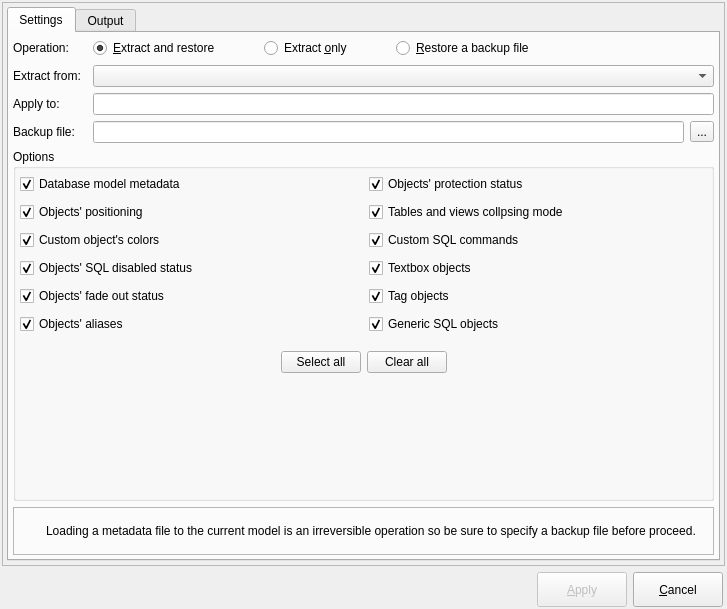
First picture: the form in libpgmodeler_ui/ui/metadatahandlingform.ui, repository pgmodeler/pgmodeler, before the edit.
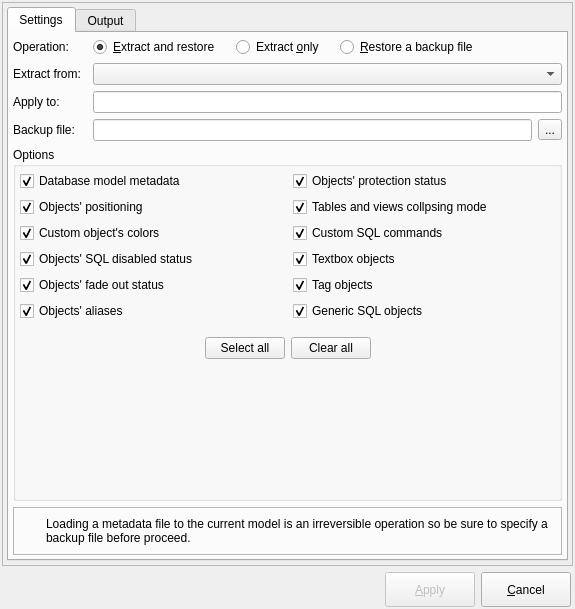
Second picture: the form after the edit. Icons and pictures are not drawn.

Commit message: More hint text removal

Diff of the .ui file:
```diff
--- a/libpgmodeler_ui/ui/metadatahandlingform.ui
+++ b/libpgmodeler_ui/ui/metadatahandlingform.ui
@@ -6,7 +6,7 @@
    <rect>
     <x>0</x>
     <y>0</y>
-    <width>727</width>
+    <width>575</width>
     <height>609</height>
    </rect>
   </property>
@@ -332,10 +332,10 @@
                   </sizepolicy>
                  </property>
                  <property name="toolTip">
-                  <string/>
+                  <string>&lt;p&gt;Handles the objects' aliases  in the metadata file. Only for graphical objects and table's children objects.&lt;/p&gt;</string>
                  </property>
                  <property name="statusTip">
-                  <string>Handles the objects' aliases  in the metadata file. Only for graphical objects and table's children objects.</string>
+                  <string/>
                  </property>
                  <property name="text">
                   <string>Objects' aliases</string>
@@ -345,28 +345,6 @@
                  </property>
                 </widget>
                </item>
-               <item>
-                <widget class="QWidget" name="objs_aliases_hint" native="true">
-                 <property name="sizePolicy">
-                  <sizepolicy hsizetype="Fixed" vsizetype="Fixed">
-                   <horstretch>0</horstretch>
-                   <verstretch>0</verstretch>
-                  </sizepolicy>
-                 </property>
-                 <property name="minimumSize">
-                  <size>
-                   <width>22</width>
-                   <height>22</height>
-                  </size>
-                 </property>
-                 <property name="maximumSize">
-                  <size>
-                   <width>22</width>
-                   <height>22</height>
-                  </size>
-                 </property>
-                </widget>
-               </item>
               </layout>
              </item>
              <item row="1" column="0">
@@ -380,11 +358,11 @@
                   </sizepolicy>
                  </property>
                  <property name="toolTip">
-                  <string/>
-                 </property>
-                 <property name="statusTip">
                   <string>Handles the objects' positioning in the metadata file.</string>
                  </property>
+                 <property name="statusTip">
+                  <string/>
+                 </property>
                  <property name="text">
                   <string>Objects' positioning</string>
                  </property>
@@ -393,28 +371,6 @@
                  </property>
                 </widget>
                </item>
-               <item>
-                <widget class="QWidget" name="objs_positioning_hint" native="true">
-                 <property name="sizePolicy">
-                  <sizepolicy hsizetype="Fixed" vsizetype="Fixed">
-                   <horstretch>0</horstretch>
-                   <verstretch>0</verstretch>
-                  </sizepolicy>
-                 </property>
-                 <property name="minimumSize">
-                  <size>
-                   <width>22</width>
-                   <height>22</height>
-                  </size>
-                 </property>
-                 <property name="maximumSize">
-                  <size>
-                   <width>22</width>
-                   <height>22</height>
-                  </size>
-                 </property>
-                </widget>
-               </item>
               </layout>
              </item>
              <item row="8" column="0" colspan="2">
@@ -441,10 +397,10 @@
                   </sizepolicy>
                  </property>
                  <property name="toolTip">
-                  <string/>
+                  <string>&lt;p&gt;Handles the objects' custom colors in the metadata file. Currently available only for relationships and schemas.&lt;/p&gt;</string>
                  </property>
                  <property name="statusTip">
-                  <string>Handles the objects' custom colors in the metadata file. Currently available only for relationships and schemas.</string>
+                  <string/>
                  </property>
                  <property name="text">
                   <string>Custom object's colors</string>
@@ -454,28 +410,6 @@
                  </property>
                 </widget>
                </item>
-               <item>
-                <widget class="QWidget" name="custom_colors_hint" native="true">
-                 <property name="sizePolicy">
-                  <sizepolicy hsizetype="Fixed" vsizetype="Fixed">
-                   <horstretch>0</horstretch>
-                   <verstretch>0</verstretch>
-                  </sizepolicy>
-                 </property>
-                 <property name="minimumSize">
-                  <size>
-                   <width>22</width>
-                   <height>22</height>
-                  </size>
-                 </property>
-                 <property name="maximumSize">
-                  <size>
-                   <width>22</width>
-                   <height>22</height>
-                  </size>
-                 </property>
-                </widget>
-               </item>
               </layout>
              </item>
              <item row="0" column="1">
@@ -489,11 +423,11 @@
                   </sizepolicy>
                  </property>
                  <property name="toolTip">
-                  <string/>
-                 </property>
-                 <property name="statusTip">
                   <string>Handles the objects' protection status in the metadata file.</string>
                  </property>
+                 <property name="statusTip">
+                  <string/>
+                 </property>
                  <property name="text">
                   <string>Objects' protection status</string>
                  </property>
@@ -502,28 +436,6 @@
                  </property>
                 </widget>
                </item>
-               <item>
-                <widget class="QWidget" name="objs_protection_hint" native="true">
-                 <property name="sizePolicy">
-                  <sizepolicy hsizetype="Fixed" vsizetype="Fixed">
-                   <horstretch>0</horstretch>
-                   <verstretch>0</verstretch>
-                  </sizepolicy>
-                 </property>
-                 <property name="minimumSize">
-                  <size>
-                   <width>22</width>
-                   <height>22</height>
-                  </size>
-                 </property>
-                 <property name="maximumSize">
-                  <size>
-                   <width>22</width>
-                   <height>22</height>
-                  </size>
-                 </property>
-                </widget>
-               </item>
               </layout>
              </item>
              <item row="3" column="0">
@@ -537,11 +449,11 @@
                   </sizepolicy>
                  </property>
                  <property name="toolTip">
-                  <string/>
-                 </property>
-                 <property name="statusTip">
                   <string>Handles the objects' SQL disabled status in the metadata file.</string>
                  </property>
+                 <property name="statusTip">
+                  <string/>
+                 </property>
                  <property name="text">
                   <string>Objects' SQL disabled status</string>
                  </property>
@@ -550,28 +462,6 @@
                  </property>
                 </widget>
                </item>
-               <item>
-                <widget class="QWidget" name="objs_sql_disabled_hint" native="true">
-                 <property name="sizePolicy">
-                  <sizepolicy hsizetype="Fixed" vsizetype="Fixed">
-                   <horstretch>0</horstretch>
-                   <verstretch>0</verstretch>
-                  </sizepolicy>
-                 </property>
-                 <property name="minimumSize">
-                  <size>
-                   <width>22</width>
-                   <height>22</height>
-                  </size>
-                 </property>
-                 <property name="maximumSize">
-                  <size>
-                   <width>22</width>
-                   <height>22</height>
-                  </size>
-                 </property>
-                </widget>
-               </item>
               </layout>
              </item>
              <item row="0" column="0">
@@ -585,10 +475,10 @@
                   </sizepolicy>
                  </property>
                  <property name="toolTip">
-                  <string/>
+                  <string>&lt;p&gt;Handles the following database model attributes in the metadata file: author, zoom factor, last position and default objects.&lt;/p&gt;</string>
                  </property>
                  <property name="statusTip">
-                  <string>Handles the following database model attributes in the metadata file: author, zoom factor, last position and default objects.</string>
+                  <string/>
                  </property>
                  <property name="text">
                   <string>Database model metadata</string>
@@ -598,28 +488,6 @@
                  </property>
                 </widget>
                </item>
-               <item>
-                <widget class="QWidget" name="db_metadata_hint" native="true">
-                 <property name="sizePolicy">
-                  <sizepolicy hsizetype="Fixed" vsizetype="Fixed">
-                   <horstretch>0</horstretch>
-                   <verstretch>0</verstretch>
-                  </sizepolicy>
-                 </property>
-                 <property name="minimumSize">
-                  <size>
-                   <width>22</width>
-                   <height>22</height>
-                  </size>
-                 </property>
-                 <property name="maximumSize">
-                  <size>
-                   <width>22</width>
-                   <height>22</height>
-                  </size>
-                 </property>
-                </widget>
-               </item>
               </layout>
              </item>
              <item row="5" column="0">
@@ -633,11 +501,11 @@
                   </sizepolicy>
                  </property>
                  <property name="toolTip">
-                  <string/>
-                 </property>
-                 <property name="statusTip">
                   <string>Handles the objects' fade out status in the metadata file.</string>
                  </property>
+                 <property name="statusTip">
+                  <string/>
+                 </property>
                  <property name="text">
                   <string>Objects' fade out status</string>
                  </property>
@@ -646,28 +514,6 @@
                  </property>
                 </widget>
                </item>
-               <item>
-                <widget class="QWidget" name="objs_fadedout_hint" native="true">
-                 <property name="sizePolicy">
-                  <sizepolicy hsizetype="Fixed" vsizetype="Fixed">
-                   <horstretch>0</horstretch>
-                   <verstretch>0</verstretch>
-                  </sizepolicy>
-                 </property>
-                 <property name="minimumSize">
-                  <size>
-                   <width>22</width>
-                   <height>22</height>
-                  </size>
-                 </property>
-                 <property name="maximumSize">
-                  <size>
-                   <width>22</width>
-                   <height>22</height>
-                  </size>
-                 </property>
-                </widget>
-               </item>
               </layout>
              </item>
              <item row="5" column="1">
@@ -681,10 +527,10 @@
                   </sizepolicy>
                  </property>
                  <property name="toolTip">
-                  <string/>
+                  <string>&lt;p&gt;Save tags to the output file when extracting metadata. When loading the file, the tags are recreated and duplicated ones are ignored.&lt;/p&gt;</string>
                  </property>
                  <property name="statusTip">
-                  <string>Save tags to the output file when extracting metadata. When loading the file, the tags are recreated and duplicated ones are ignored.</string>
+                  <string/>
                  </property>
                  <property name="text">
                   <string>Tag objects</string>
@@ -694,28 +540,6 @@
                  </property>
                 </widget>
                </item>
-               <item>
-                <widget class="QWidget" name="tag_objs_hint" native="true">
-                 <property name="sizePolicy">
-                  <sizepolicy hsizetype="Fixed" vsizetype="Fixed">
-                   <horstretch>0</horstretch>
-                   <verstretch>0</verstretch>
-                  </sizepolicy>
-                 </property>
-                 <property name="minimumSize">
-                  <size>
-                   <width>22</width>
-                   <height>22</height>
-                  </size>
-                 </property>
-                 <property name="maximumSize">
-                  <size>
-                   <width>22</width>
-                   <height>22</height>
-                  </size>
-                 </property>
-                </widget>
-               </item>
               </layout>
              </item>
              <item row="3" column="1">
@@ -729,10 +553,10 @@
                   </sizepolicy>
                  </property>
                  <property name="toolTip">
-                  <string/>
+                  <string>&lt;p&gt;Save textboxes to the output file when extracting metadata. When loading the file, the textboxes are recreated and duplicated ones are ignored.&lt;/p&gt;</string>
                  </property>
                  <property name="statusTip">
-                  <string>Save textboxes to the output file when extracting metadata. When loading the file, the textboxes are recreated and duplicated ones are ignored.</string>
+                  <string/>
                  </property>
                  <property name="text">
                   <string>Textbox objects</string>
@@ -742,28 +566,6 @@
                  </property>
                 </widget>
                </item>
-               <item>
-                <widget class="QWidget" name="textbox_objs_hint" native="true">
-                 <property name="sizePolicy">
-                  <sizepolicy hsizetype="Fixed" vsizetype="Fixed">
-                   <horstretch>0</horstretch>
-                   <verstretch>0</verstretch>
-                  </sizepolicy>
-                 </property>
-                 <property name="minimumSize">
-                  <size>
-                   <width>22</width>
-                   <height>22</height>
-                  </size>
-                 </property>
-                 <property name="maximumSize">
-                  <size>
-                   <width>22</width>
-                   <height>22</height>
-                  </size>
-                 </property>
-                </widget>
-               </item>
               </layout>
              </item>
              <item row="2" column="1">
@@ -777,11 +579,11 @@
                   </sizepolicy>
                  </property>
                  <property name="toolTip">
-                  <string/>
-                 </property>
-                 <property name="statusTip">
                   <string>Handles the objects' custom SQL commands in the metadata file.</string>
                  </property>
+                 <property name="statusTip">
+                  <string/>
+                 </property>
                  <property name="text">
                   <string>Custom SQL commands</string>
                  </property>
@@ -790,28 +592,6 @@
                  </property>
                 </widget>
                </item>
-               <item>
-                <widget class="QWidget" name="custom_sql_hint" native="true">
-                 <property name="sizePolicy">
-                  <sizepolicy hsizetype="Fixed" vsizetype="Fixed">
-                   <horstretch>0</horstretch>
-                   <verstretch>0</verstretch>
-                  </sizepolicy>
-                 </property>
-                 <property name="minimumSize">
-                  <size>
-                   <width>22</width>
-                   <height>22</height>
-                  </size>
-                 </property>
-                 <property name="maximumSize">
-                  <size>
-                   <width>22</width>
-                   <height>22</height>
-                  </size>
-                 </property>
-                </widget>
-               </item>
               </layout>
              </item>
              <item row="1" column="1">
@@ -825,11 +605,11 @@
                   </sizepolicy>
                  </property>
                  <property name="toolTip">
-                  <string/>
-                 </property>
-                 <property name="statusTip">
                   <string>Handles the tables' and views' collapsing mode in the metadata file.</string>
                  </property>
+                 <property name="statusTip">
+                  <string/>
+                 </property>
                  <property name="text">
                   <string>Tables and views collpsing mode</string>
                  </property>
@@ -838,28 +618,6 @@
                  </property>
                 </widget>
                </item>
-               <item>
-                <widget class="QWidget" name="objs_collapse_mode_hint" native="true">
-                 <property name="sizePolicy">
-                  <sizepolicy hsizetype="Fixed" vsizetype="Fixed">
-                   <horstretch>0</horstretch>
-                   <verstretch>0</verstretch>
-                  </sizepolicy>
-                 </property>
-                 <property name="minimumSize">
-                  <size>
-                   <width>22</width>
-                   <height>22</height>
-                  </size>
-                 </property>
-                 <property name="maximumSize">
-                  <size>
-                   <width>22</width>
-                   <height>22</height>
-                  </size>
-                 </property>
-                </widget>
-               </item>
               </layout>
              </item>
              <item row="6" column="1">
@@ -873,10 +631,10 @@
                   </sizepolicy>
                  </property>
                  <property name="toolTip">
-                  <string/>
+                  <string>&lt;p&gt;Save generic SQL objects to the output file when extracting metadata. When loading the file, the objects are recreated and duplicated ones are ignored.&lt;/p&gt;</string>
                  </property>
                  <property name="statusTip">
-                  <string>Save generic SQL objects to the output file when extracting metadata. When loading the file, the objects are recreated and duplicated ones are ignored.</string>
+                  <string/>
                  </property>
                  <property name="text">
                   <string>Generic SQL objects</string>
@@ -886,28 +644,6 @@
                  </property>
                 </widget>
                </item>
-               <item>
-                <widget class="QWidget" name="generic_sql_objs_hint" native="true">
-                 <property name="sizePolicy">
-                  <sizepolicy hsizetype="Fixed" vsizetype="Fixed">
-                   <horstretch>0</horstretch>
-                   <verstretch>0</verstretch>
-                  </sizepolicy>
-                 </property>
-                 <property name="minimumSize">
-                  <size>
-                   <width>22</width>
-                   <height>22</height>
-                  </size>
-                 </property>
-                 <property name="maximumSize">
-                  <size>
-                   <width>22</width>
-                   <height>22</height>
-                  </size>
-                 </property>
-                </widget>
-               </item>
               </layout>
              </item>
              <item row="7" column="0" colspan="2">
@@ -941,7 +677,7 @@
                   </property>
                   <property name="sizeHint" stdset="0">
                    <size>
-                    <width>252</width>
+                    <width>40</width>
                     <height>20</height>
                    </size>
                   </property>
@@ -949,6 +685,12 @@
                 </item>
                 <item>
                  <widget class="QPushButton" name="select_all_btn">
+                  <property name="sizePolicy">
+                   <sizepolicy hsizetype="Preferred" vsizetype="Fixed">
+                    <horstretch>0</horstretch>
+                    <verstretch>0</verstretch>
+                   </sizepolicy>
+                  </property>
                   <property name="text">
                    <string>Select all</string>
                   </property>
@@ -956,6 +698,12 @@
                 </item>
                 <item>
                  <widget class="QPushButton" name="clear_all_btn">
+                  <property name="sizePolicy">
+                   <sizepolicy hsizetype="Preferred" vsizetype="Fixed">
+                    <horstretch>0</horstretch>
+                    <verstretch>0</verstretch>
+                   </sizepolicy>
+                  </property>
                   <property name="text">
                    <string>Clear all</string>
                   </property>
@@ -1041,8 +789,11 @@
                 <verstretch>0</verstretch>
                </sizepolicy>
               </property>
+              <property name="toolTip">
+               <string>&lt;p&gt;Extracts the objects' metadata from the loaded models and apply to the current focused model. A backup file can be specified to where the focused model's current metadata will be saved.&lt;/p&gt;</string>
+              </property>
               <property name="statusTip">
-               <string>Extracts the objects' metadata from the loaded models and apply to the current focused model. A backup file can be specified to where the focused model's current metadata will be saved.</string>
+               <string/>
               </property>
               <property name="text">
                <string>&amp;Extract and restore</string>
@@ -1052,28 +803,6 @@
               </property>
              </widget>
             </item>
-            <item>
-             <widget class="QWidget" name="extract_restore_hint" native="true">
-              <property name="sizePolicy">
-               <sizepolicy hsizetype="Fixed" vsizetype="Fixed">
-                <horstretch>0</horstretch>
-                <verstretch>0</verstretch>
-               </sizepolicy>
-              </property>
-              <property name="minimumSize">
-               <size>
-                <width>22</width>
-                <height>22</height>
-               </size>
-              </property>
-              <property name="maximumSize">
-               <size>
-                <width>22</width>
-                <height>22</height>
-               </size>
-              </property>
-             </widget>
-            </item>
             <item>
              <spacer name="horizontalSpacer_2">
               <property name="orientation">
@@ -1098,8 +827,11 @@
                 <verstretch>0</verstretch>
                </sizepolicy>
               </property>
+              <property name="toolTip">
+               <string>&lt;p&gt;Extracts the objects metadata from one of the loaded models saving the info to a backup file.&lt;/p&gt;</string>
+              </property>
               <property name="statusTip">
-               <string>Extracts the objects metadata from one of the loaded models saving the info to a backup file.</string>
+               <string/>
               </property>
               <property name="text">
                <string>Extract &amp;only</string>
@@ -1109,28 +841,6 @@
               </property>
              </widget>
             </item>
-            <item>
-             <widget class="QWidget" name="extract_only_hint" native="true">
-              <property name="sizePolicy">
-               <sizepolicy hsizetype="Fixed" vsizetype="Fixed">
-                <horstretch>0</horstretch>
-                <verstretch>0</verstretch>
-               </sizepolicy>
-              </property>
-              <property name="minimumSize">
-               <size>
-                <width>22</width>
-                <height>22</height>
-               </size>
-              </property>
-              <property name="maximumSize">
-               <size>
-                <width>22</width>
-                <height>22</height>
-               </size>
-              </property>
-             </widget>
-            </item>
             <item>
              <spacer name="horizontalSpacer_3">
               <property name="orientation">
@@ -1155,36 +865,17 @@
                 <verstretch>0</verstretch>
                </sizepolicy>
               </property>
+              <property name="toolTip">
+               <string>&lt;p&gt;Reads the objects' metadata from a previously saved backup file and apply to the current model.&lt;/p&gt;</string>
+              </property>
               <property name="statusTip">
-               <string>Reads the objects' metadata from a previously saved backup file and apply to the current model.</string>
+               <string/>
               </property>
               <property name="text">
                <string>&amp;Restore a backup file</string>
               </property>
              </widget>
             </item>
-            <item>
-             <widget class="QWidget" name="restore_hint" native="true">
-              <property name="sizePolicy">
-               <sizepolicy hsizetype="Fixed" vsizetype="Fixed">
-                <horstretch>0</horstretch>
-                <verstretch>0</verstretch>
-               </sizepolicy>
-              </property>
-              <property name="minimumSize">
-               <size>
-                <width>22</width>
-                <height>22</height>
-               </size>
-              </property>
-              <property name="maximumSize">
-               <size>
-                <width>22</width>
-                <height>22</height>
-               </size>
-              </property>
-             </widget>
-            </item>
             <item>
              <spacer name="horizontalSpacer">
               <property name="orientation">
```
The commit also changes 20 other files.
